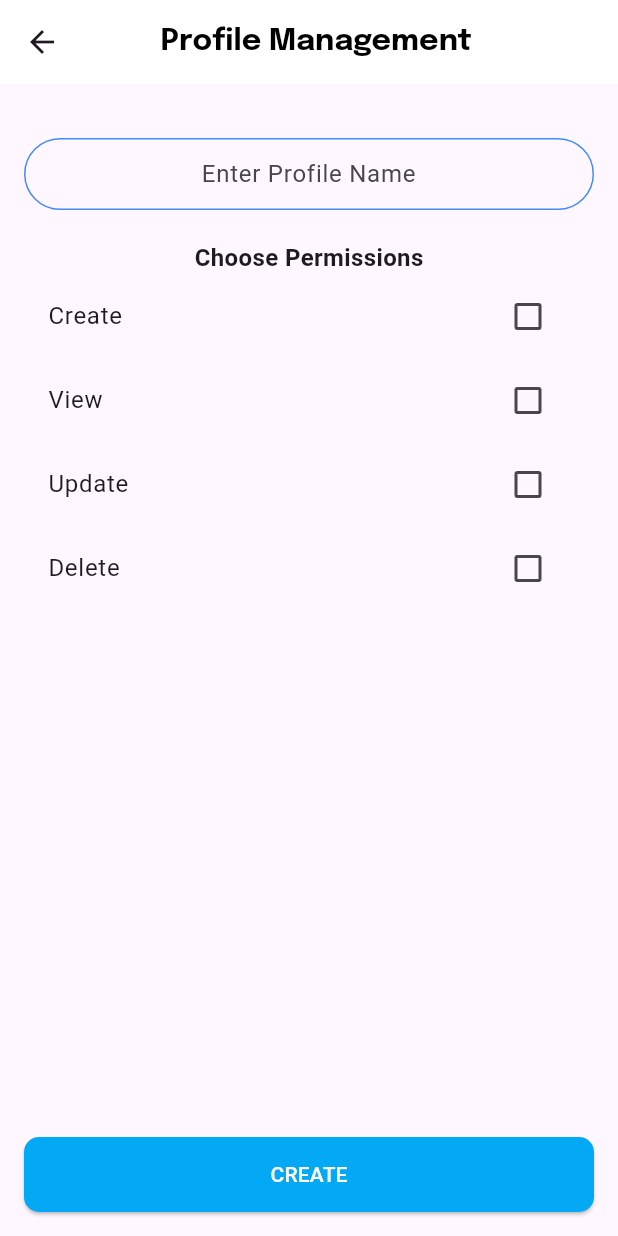
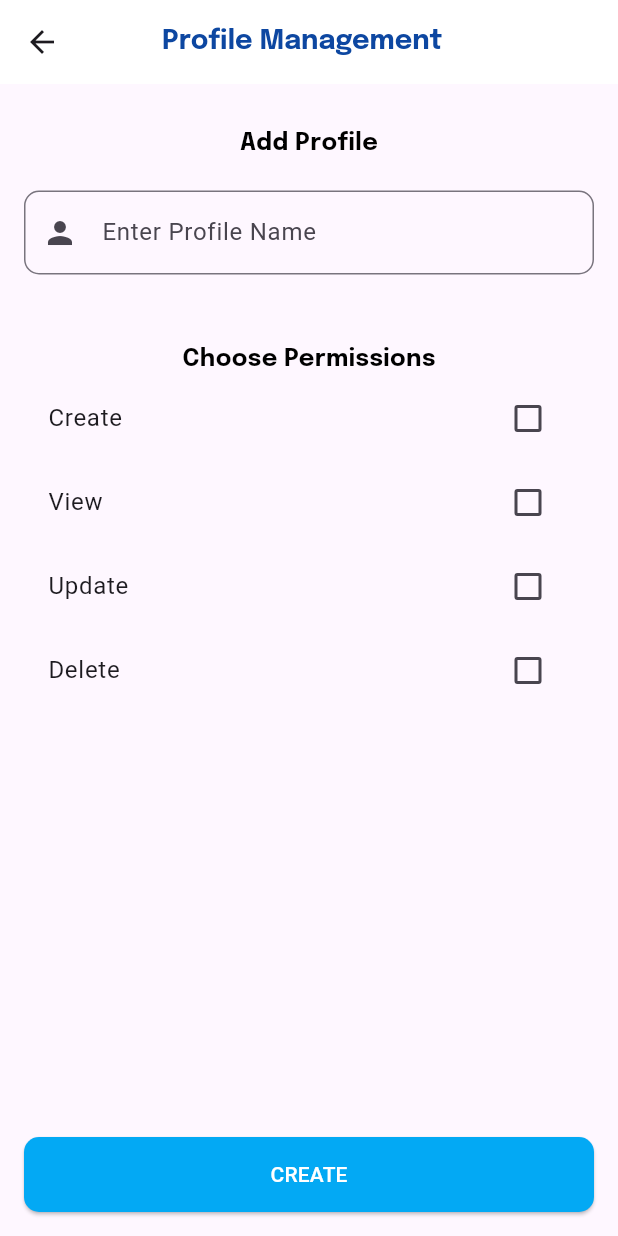
Before and after one commit to mn-nao-ren/drenchmate1017, a Flutter app: the CreateProfileScreen screen opened by its route, on a phone screen of 412 x 824 dp. Run offline on Flutter 3.47's test engine with Material 3 defaults, Android fonts, the phone set to English and light mode, and no system bars; drawn by our look-alikes of modal_progress_hud_nsn; our stand-ins replace cloud_firestore, firebase_auth, firebase_core, google_fonts; accounts and stored records are empty.

```diff
--- a/lib/presentation/screens/create_profile.dart
+++ b/lib/presentation/screens/create_profile.dart
@@ -1,7 +1,6 @@
 import 'package:firebase_auth/firebase_auth.dart';
 import 'package:flutter/material.dart';
 import 'package:modal_progress_hud_nsn/modal_progress_hud_nsn.dart';
-import 'package:drenchmate_2024/presentation/components/constants.dart';
 import 'package:cloud_firestore/cloud_firestore.dart';
 import 'package:google_fonts/google_fonts.dart';
 
@@ -71,7 +70,7 @@ class _CreateProfileScreenState extends State<CreateProfileScreen> {
         Navigator.of(context).pop();
       }
     } catch (e) {
-      print(e);
+      // print(e);
     }
 
     setState(() {
@@ -88,12 +87,12 @@ class _CreateProfileScreenState extends State<CreateProfileScreen> {
       appBar: AppBar(
         backgroundColor: Colors.white,
         title: Text(
-            '       Profile Management',
+            '        Profile Management',
           style: GoogleFonts.epilogue(
-            textStyle: const TextStyle(
-                fontSize: 20,
+            textStyle: TextStyle(
+                fontSize: 18,
                 fontWeight: FontWeight.bold,
-                color: Colors.black,
+                color: Colors.blue.shade900,
             ),
           ),
         ),
@@ -111,19 +110,38 @@ class _CreateProfileScreenState extends State<CreateProfileScreen> {
             child: Column(
               children: [
 
+                const SizedBox(height: 12),
+                Text(
+                  'Add Profile',
+                  style: GoogleFonts.epilogue(
+                    textStyle: const TextStyle(
+                      fontSize: 16,
+                      fontWeight: FontWeight.bold,
+                      color: Colors.black,
+                    ),
+                  ),
+                ),
                 const SizedBox(height: 20),
                 TextField(
+                  decoration: InputDecoration(
+                    prefixIcon: const Icon(Icons.person),
+                    hintText: 'Enter Profile Name',
+                    border: OutlineInputBorder(
+                      borderRadius: BorderRadius.circular(10),
 
-                  textAlign: TextAlign.center,
-                  onChanged: (value) {
-                    profileName = value;
-                  },
-                  decoration: kTextFieldDecoration.copyWith(hintText: 'Enter Profile Name'),
+                    ),
+                  ),
                 ),
-                const SizedBox(height: 20),
-                const Text(
+                const SizedBox(height: 45),
+                Text(
                   'Choose Permissions',
-                  style: TextStyle(fontSize: 16, fontWeight: FontWeight.bold),
+                  style: GoogleFonts.epilogue(
+                    textStyle: const TextStyle(
+                      fontSize: 16,
+                      fontWeight: FontWeight.bold,
+                      color: Colors.black,
+                    ),
+                  ),
                 ),
                 Expanded(
                   child: ListView(
```
